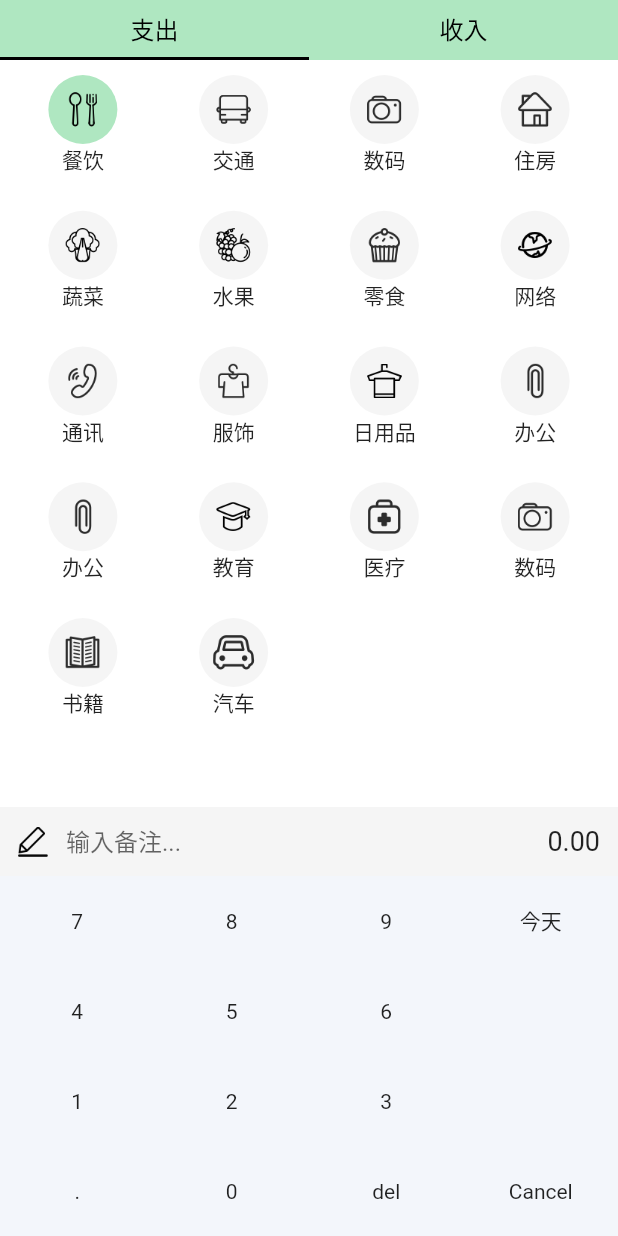
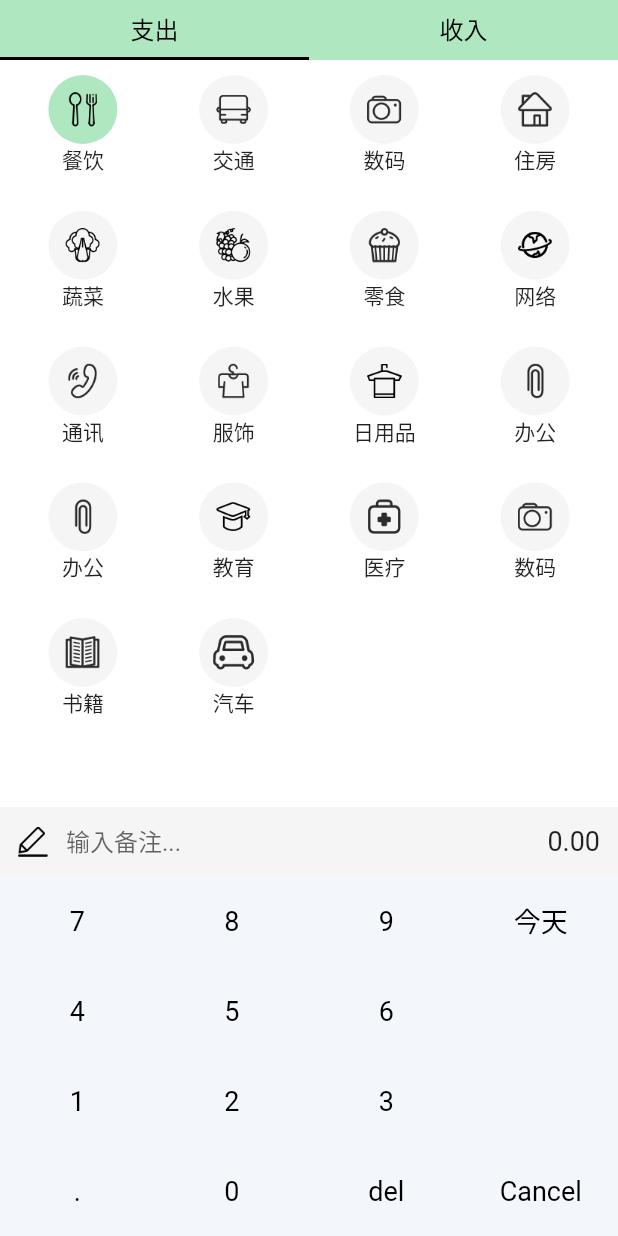
Before and after one commit to fangmd/mark, a Flutter app: the RecordPage screen opened by its route, after a tap on "餐饮", on a phone screen of 412 x 824 dp. Run offline on Flutter 3.47's test engine with Material 2 defaults, Android fonts, the phone set to English and light mode, and no system bars; our stand-ins replace dio, package_info, permission_handler, sqflite, toast; missing offline and left inert: keyboard_visibility; accounts and stored records are empty.

Commit message:
fix keyboard ui

```diff
--- a/lib/components/keyboard.dart
+++ b/lib/components/keyboard.dart
@@ -113,6 +113,10 @@ class _KeyboardState extends State<Keyboard> {
         child: Text(
           timeStr,
           textAlign: TextAlign.center,
+          style: TextStyle(
+            fontSize: timeStr == '今天' ? 18 : 16,
+            color: Colors.black,
+          ),
         ),
       ),
     );
@@ -128,6 +132,11 @@ class _KeyboardState extends State<Keyboard> {
         child: Text(
           text,
           textAlign: TextAlign.center,
+          style: TextStyle(
+            fontSize: 18,
+            color: Colors.black,
+            // fontWeight: FontWeight.w600,
+          ),
         ),
       ),
     );
```
Also changed, not shown: pubspec.lock.
